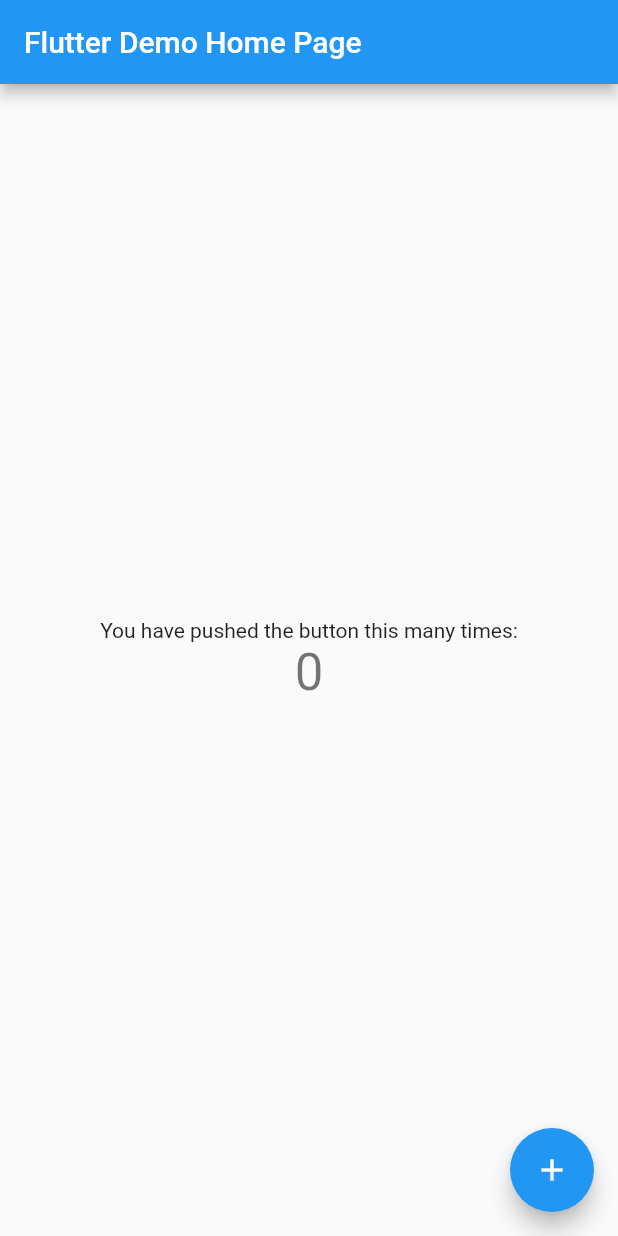
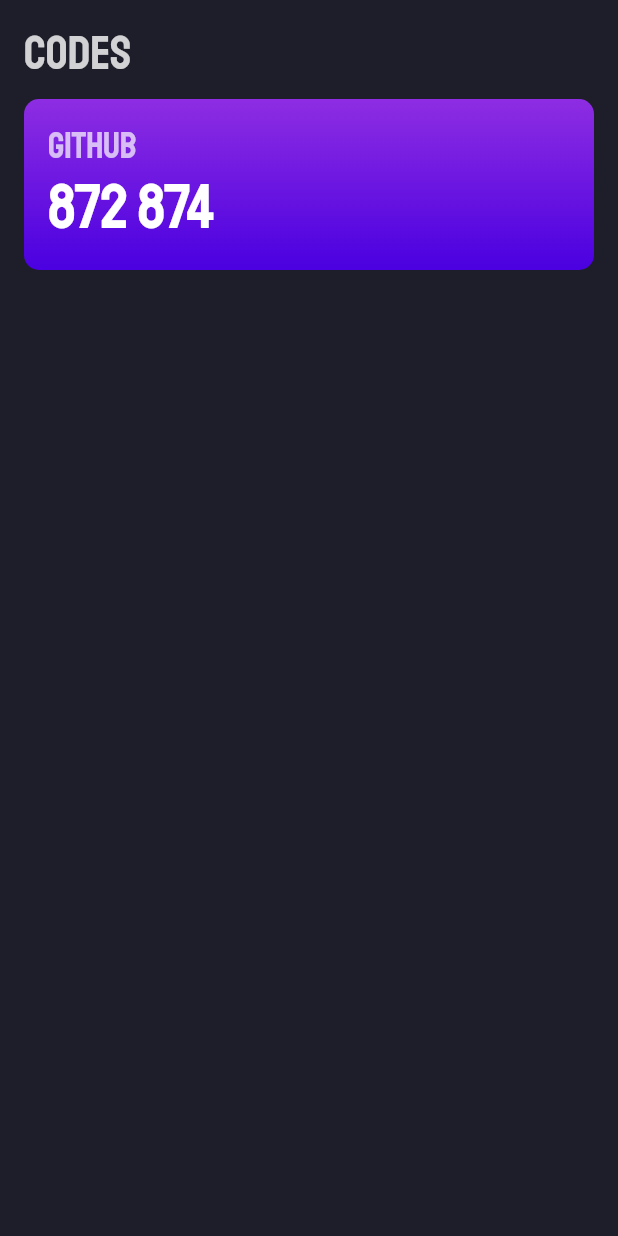
Before and after one commit to dankawka/teepee, a Flutter app: the screen it shows after launch, on a phone screen of 412 x 824 dp. Run offline on Flutter 3.47's test engine with Material 2 defaults, Android fonts, the phone set to English and light mode, and no system bars; our stand-ins replace fluttertoast.

Commit message:
Layout and first components

```diff
--- /dev/null
+++ b/lib/components/default_scaffold.dart
@@ -0,0 +1,11 @@
+import 'package:flutter/material.dart';
+
+class DefaultScaffold extends StatelessWidget {
+  final Widget child;
+
+  const DefaultScaffold({Key key, this.child}) : super(key: key);
+  @override
+  Widget build(BuildContext context) {
+    return Scaffold(body: child);
+  }
+}
--- /dev/null
+++ b/lib/components/otp_item.dart
@@ -0,0 +1,56 @@
+import 'package:flutter/material.dart';
+import 'package:fluttertoast/fluttertoast.dart';
+
+class OtpItem extends StatelessWidget {
+  @override
+  Widget build(BuildContext context) {
+    return InkWell(
+      onTap: () {
+        Fluttertoast.showToast(
+            msg: "Copied!",
+            toastLength: Toast.LENGTH_SHORT,
+            gravity: ToastGravity.BOTTOM,
+            timeInSecForIosWeb: 1,
+            backgroundColor: Color.fromRGBO(38, 39, 54, 1),
+            textColor: Colors.white,
+            fontSize: 16);
+      },
+      child: Container(
+        padding: const EdgeInsets.all(16),
+        decoration: BoxDecoration(
+            borderRadius: BorderRadius.circular(10),
+            gradient: LinearGradient(
+                begin: Alignment.topCenter,
+                end: Alignment.bottomCenter,
+                colors: [
+                  Color.fromRGBO(142, 45, 226, 1),
+                  Color.fromRGBO(74, 0, 224, 1)
+                ])),
+        child: Column(
+          children: [
+            Row(
+              children: [
+                Text(
+                  "Github",
+                  style: TextStyle(
+                      color: Color.fromRGBO(255, 255, 255, 0.7),
+                      fontFamily: 'Staatliches',
+                      fontSize: 24),
+                )
+              ],
+            ),
+            Row(
+              children: [
+                Text("872 874",
+                    style: TextStyle(
+                        color: Color.fromRGBO(255, 255, 255, 1),
+                        fontFamily: 'Staatliches',
+                        fontSize: 42))
+              ],
+            )
+          ],
+        ),
+      ),
+    );
+  }
+}
--- a/lib/main.dart
+++ b/lib/main.dart
@@ -1,4 +1,5 @@
 import 'package:flutter/material.dart';
+import 'package:teepee/screens/dashboard.dart';
 
 void main() {
   runApp(MyApp());
@@ -11,6 +12,10 @@ class MyApp extends StatelessWidget {
     return MaterialApp(
       title: 'Flutter Demo',
       theme: ThemeData(
+        scaffoldBackgroundColor: const Color.fromRGBO(30, 30, 42, 1),
+        brightness: Brightness.dark,
+        primaryColor: Colors.lightBlue[800],
+        accentColor: Colors.cyan[600],
         // This is the theme of your application.
         //
         // Try running your application with "flutter run". You'll see the
@@ -26,92 +31,7 @@ class MyApp extends StatelessWidget {
         // closer together (more dense) than on mobile platforms.
         visualDensity: VisualDensity.adaptivePlatformDensity,
       ),
-      home: MyHomePage(title: 'Flutter Demo Home Page'),
+      home: DashboardScreen(),
     );
   }
 }
-
-class MyHomePage extends StatefulWidget {
-  MyHomePage({Key key, this.title}) : super(key: key);
-
-  // This widget is the home page of your application. It is stateful, meaning
-  // that it has a State object (defined below) that contains fields that affect
-  // how it looks.
-
-  // This class is the configuration for the state. It holds the values (in this
-  // case the title) provided by the parent (in this case the App widget) and
-  // used by the build method of the State. Fields in a Widget subclass are
-  // always marked "final".
-
-  final String title;
-
-  @override
-  _MyHomePageState createState() => _MyHomePageState();
-}
-
-class _MyHomePageState extends State<MyHomePage> {
-  int _counter = 0;
-
-  void _incrementCounter() {
-    setState(() {
-      // This call to setState tells the Flutter framework that something has
-      // changed in this State, which causes it to rerun the build method below
-      // so that the display can reflect the updated values. If we changed
-      // _counter without calling setState(), then the build method would not be
-      // called again, and so nothing would appear to happen.
-      _counter++;
-    });
-  }
-
-  @override
-  Widget build(BuildContext context) {
-    // This method is rerun every time setState is called, for instance as done
-    // by the _incrementCounter method above.
-    //
-    // The Flutter framework has been optimized to make rerunning build methods
-    // fast, so that you can just rebuild anything that needs updating rather
-    // than having to individually change instances of widgets.
-    return Scaffold(
-      appBar: AppBar(
-        // Here we take the value from the MyHomePage object that was created by
-        // the App.build method, and use it to set our appbar title.
-        title: Text(widget.title),
-      ),
-      body: Center(
-        // Center is a layout widget. It takes a single child and positions it
-        // in the middle of the parent.
-        child: Column(
-          // Column is also a layout widget. It takes a list of children and
-          // arranges them vertically. By default, it sizes itself to fit its
-          // children horizontally, and tries to be as tall as its parent.
-          //
-          // Invoke "debug painting" (press "p" in the console, choose the
-          // "Toggle Debug Paint" action from the Flutter Inspector in Android
-          // Studio, or the "Toggle Debug Paint" command in Visual Studio Code)
-          // to see the wireframe for each widget.
-          //
-          // Column has various properties to control how it sizes itself and
-          // how it positions its children. Here we use mainAxisAlignment to
-          // center the children vertically; the main axis here is the vertical
-          // axis because Columns are vertical (the cross axis would be
-          // horizontal).
-          mainAxisAlignment: MainAxisAlignment.center,
-          children: <Widget>[
-            Text(
-              'You have pushed the button this many times:',
-            ),
-            Text(
-              '$_counter',
-              style: Theme.of(context).textTheme.headline4,
-            ),
-          ],
-        ),
-      ),
-      floatingActionButton: FloatingActionButton(
-        onPressed: _incrementCounter,
-        tooltip: 'Increment',
-        child: Icon(Icons.add),
-      ), // This trailing comma makes auto-formatting nicer for build methods.
-    );
-  }
-}
--- /dev/null
+++ b/lib/screens/dashboard.dart
@@ -0,0 +1,34 @@
+import 'package:flutter/material.dart';
+import 'package:teepee/components/default_scaffold.dart';
+import 'package:teepee/components/otp_item.dart';
+
+class DashboardScreen extends StatelessWidget {
+  @override
+  Widget build(BuildContext context) {
+    return DefaultScaffold(
+      child: Container(
+        padding: const EdgeInsets.all(16),
+        child: Row(
+          children: [
+            Expanded(
+              child: Column(
+                crossAxisAlignment: CrossAxisAlignment.start,
+                children: [
+                  Container(
+                    margin: const EdgeInsets.fromLTRB(0, 0, 0, 10),
+                    child: Text("Codes",
+                        style: TextStyle(
+                            color: Color.fromRGBO(255, 255, 255, 0.8),
+                            fontFamily: 'Staatliches',
+                            fontSize: 32)),
+                  ),
+                  OtpItem()
+                ],
+              ),
+            )
+          ],
+        ),
+      ),
+    );
+  }
+}
--- a/pubspec.yaml
+++ b/pubspec.yaml
@@ -23,6 +23,7 @@ environment:
 dependencies:
   flutter:
     sdk: flutter
+  fluttertoast: ^7.1.6
 
 
   # The following adds the Cupertino Icons font to your application.
@@ -38,6 +39,10 @@ dev_dependencies:
 
 # The following section is specific to Flutter.
 flutter:
+  fonts:
+    - family: Staatliches
+      fonts:
+        - asset: fonts/Staatliches-Regular.ttf
 
   # The following line ensures that the Material Icons font is
   # included with your application, so that you can use the icons in
```
Also changed, not shown: fonts/Staatliches-Regular.ttf (added), 1 other file.
